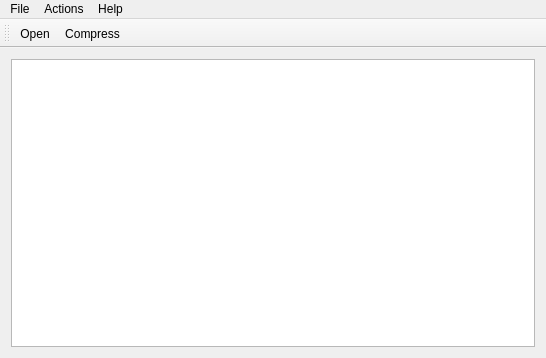
The window that mainwindow.ui (fandigunawan/FileManager) describes before a commit, drawn with Qt 5.
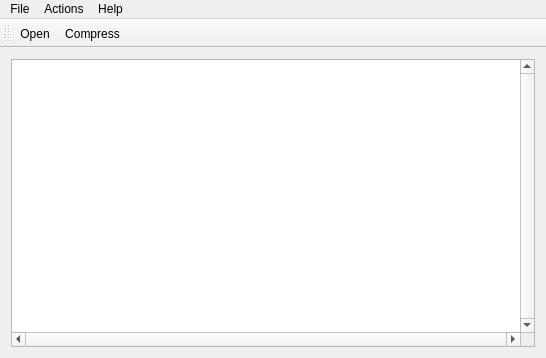
The same window after the commit. Icons and pictures are not drawn.

```diff
--- a/mainwindow.ui
+++ b/mainwindow.ui
@@ -47,6 +47,17 @@
         <height>16777215</height>
        </size>
       </property>
+      <property name="font">
+       <font>
+        <pointsize>12</pointsize>
+       </font>
+      </property>
+      <property name="verticalScrollBarPolicy">
+       <enum>Qt::ScrollBarAlwaysOn</enum>
+      </property>
+      <property name="horizontalScrollBarPolicy">
+       <enum>Qt::ScrollBarAlwaysOn</enum>
+      </property>
      </widget>
     </item>
    </layout>
```
Left out of the diff: 28 changed lines with no effect on the pictures.
